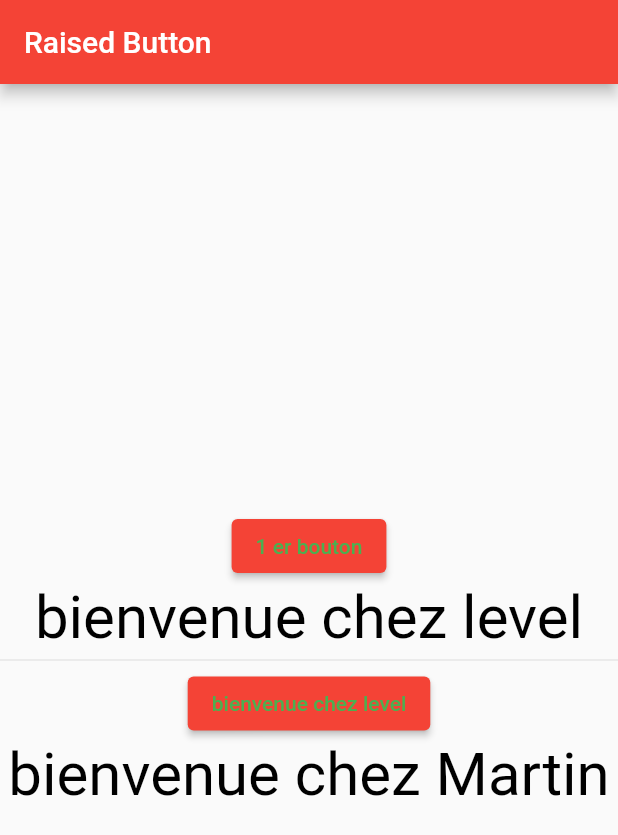
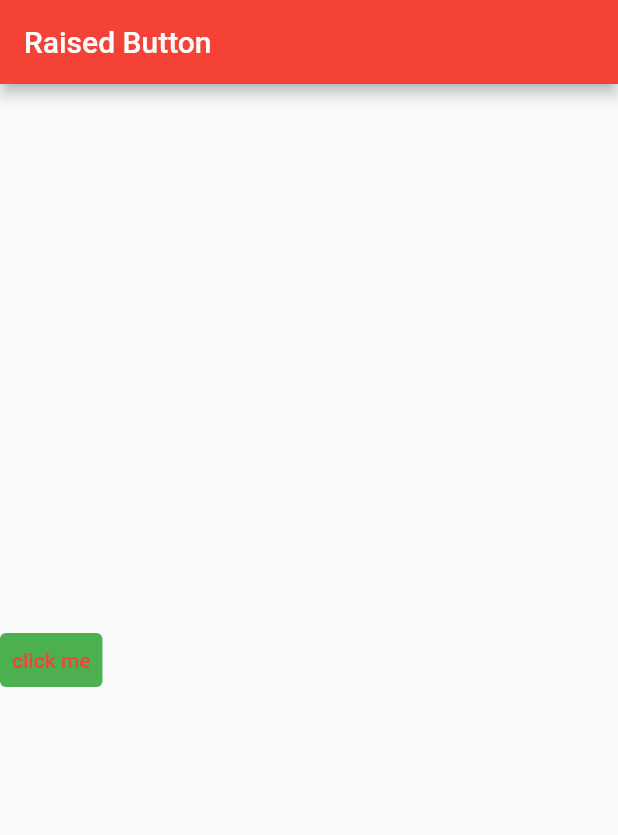
Before and after one commit to Level237/Flutter-demo, a Flutter app: the screen it shows after launch, on a phone screen of 412 x 824 dp. Shown: the top 835 px of the screen. Run offline on Flutter 3.47's test engine with Material 2 defaults, Android fonts, the phone set to English and light mode, and no system bars.

Commit message:
Adding a button and your style with TEXTBUTTON

```diff
--- a/lib/main.dart
+++ b/lib/main.dart
@@ -35,21 +35,6 @@ class Homepage extends StatefulWidget {
 }
 
 class _HomepageState extends State<Homepage> {
-  String value = "bienvenue chez level";
-  String value1 = "bienvenue chez Martin";
-
-  void onclick1() {
-    setState(() {
-      value = "tutoriels pour débutants";
-    });
-  }
-
-  void onclick2(String value2) {
-    setState(() {
-      value1 = value2;
-    });
-  }
-
   @override
   Widget build(BuildContext context) {
     return Scaffold(
@@ -57,28 +42,17 @@ class _HomepageState extends State<Homepage> {
         title: Text('Raised Button'),
       ),
       body: Column(
-            mainAxisAlignment: MainAxisAlignment.center,
+        mainAxisAlignment: MainAxisAlignment.spaceAround,
         children: <Widget>[
-              ElevatedButton(
-                onPressed: () => onclick1(),
-                child:
-                    Text('1 er bouton', style: TextStyle(color: Colors.green)),
+          TextButton(
+            onPressed: () {},
+            child: const Text("click me"),
+            style: ButtonStyle(
+              backgroundColor: MaterialStateProperty.all<Color>(Colors.green),
             ),
-              Text(
-                value,
-                style: TextStyle(color: Colors.black, fontSize: 40),
+          )
+        ],
       ),
-              Divider(
-                height: 10,
-              ),
-              ElevatedButton(
-                onPressed: () => onclick2('bojour a tous'),
-                child: Text(value, style: TextStyle(color: Colors.green)),
-              ),
-              Text(
-                value1,
-                style: TextStyle(color: Colors.black, fontSize: 40),
-              )
-            ]));
+    );
   }
 }
```
Lines whose indentation alone changed are shown as unchanged.
